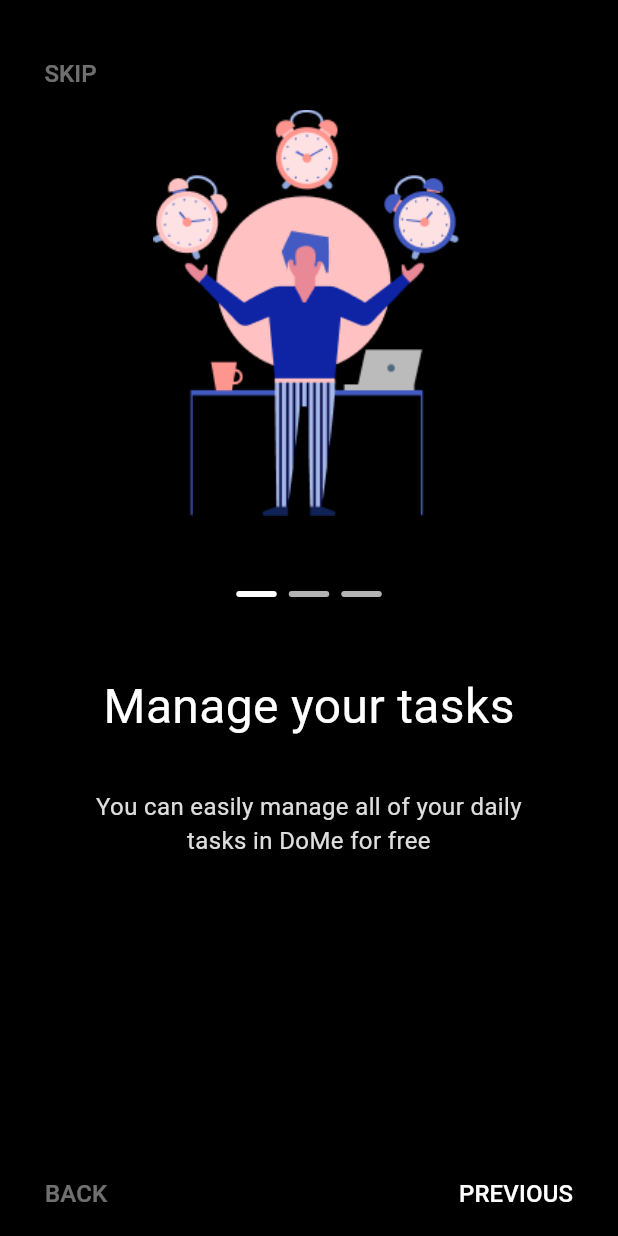
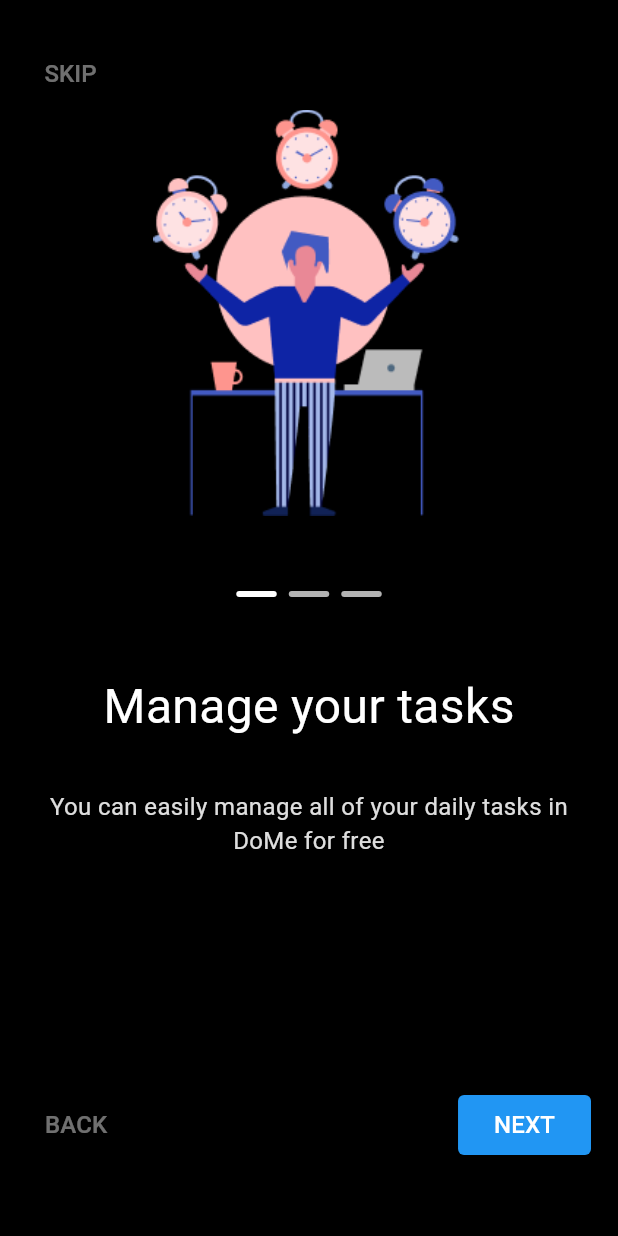
Before and after one commit to binhmobilecse/ToDoApp, a Flutter app: the screen it shows after launch, on a phone screen of 412 x 824 dp. Run offline on Flutter 3.47's test engine with Material 3 defaults, Android fonts, the phone set to English and light mode, and no system bars.

Commit message:
fix layout for next and back button

```diff
--- a/lib/ui/onboarding/onboarding_child_view.dart
+++ b/lib/ui/onboarding/onboarding_child_view.dart
@@ -17,6 +17,7 @@ class OnboardingChildView extends StatelessWidget {
               _buildImages(),
               _buildIndicators(),
               _buildContent(),
+              Spacer(), // Sử dụng Spacer để đẩy nút xuống dưới cùng
               _buildNextPrevButton(),
             ],
           ),
@@ -82,21 +83,23 @@ class OnboardingChildView extends StatelessWidget {
 
   Widget _buildContent() {
     return Container(
-      margin: EdgeInsets.symmetric(horizontal: 58),
+      margin: const EdgeInsets.symmetric(horizontal: 30),
       child: Column(
         children: [
-          Text(
+          const Text(
             "Manage your tasks",
             style: TextStyle(color: Colors.white, fontSize: 32),
           ),
-          SizedBox(
+          const SizedBox(
             height: 32,
           ),
-          Text(
-            "You can easily manage all of your daily tasks in DoMe for free",
-            style:
-                TextStyle(color: Colors.white.withOpacity(0.87), fontSize: 16),
-            textAlign: TextAlign.center,
+          Container(
+            child: Text(
+              "You can easily manage all of your daily tasks in DoMe for free",
+              style: TextStyle(
+                  color: Colors.white.withOpacity(0.87), fontSize: 16),
+              textAlign: TextAlign.center,
+            ),
           ),
         ],
       ),
@@ -105,9 +108,10 @@ class OnboardingChildView extends StatelessWidget {
 
   Widget _buildNextPrevButton() {
     return Container(
-      margin: const EdgeInsets.symmetric(horizontal: 18).copyWith(top: 200),
-      child: Row(children: [
-        TextButton(
+      margin: const EdgeInsets.symmetric(horizontal: 18, vertical: 50),
+      child: Row(
+        children: [
+          TextButton(
             onPressed: () {},
             child: Text(
               "BACK",
@@ -115,18 +119,24 @@ class OnboardingChildView extends StatelessWidget {
                 color: Colors.white.withOpacity(0.44),
                 fontSize: 16,
               ),
-            )),
-        Spacer(),
-        TextButton(
+            ),
+          ),
+          const Spacer(),
+          ElevatedButton(
             onPressed: () {},
+            style: ElevatedButton.styleFrom(
+              backgroundColor: Colors.blue,
+              shape: RoundedRectangleBorder(
+                borderRadius: BorderRadius.circular(4),
+              ),
+            ),
             child: const Text(
-              "PREVIOUS",
-              style: TextStyle(
-                color: Colors.white,
-                fontSize: 16,
-              ),
-            )),
-      ]),
+              "NEXT",
+              style: TextStyle(fontSize: 16, color: Colors.white),
+            ),
+          ),
+        ],
+      ),
     );
   }
 }
```
